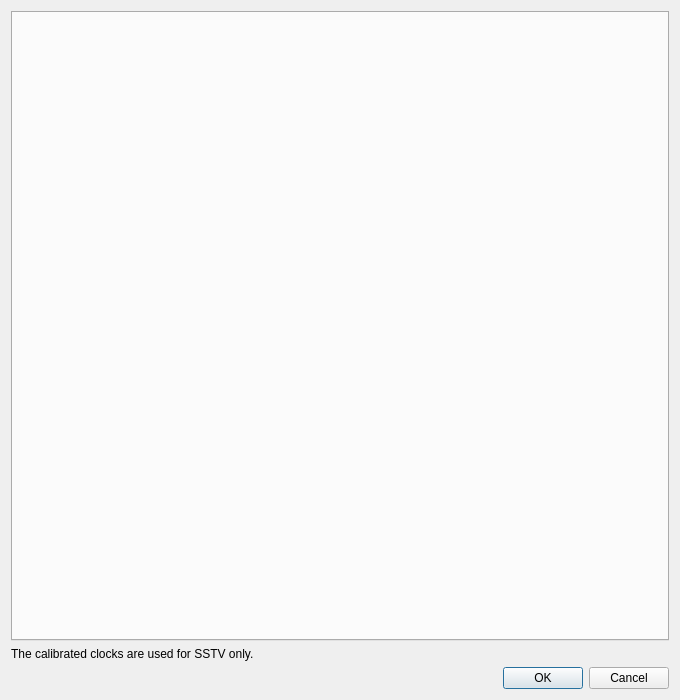
jbdubbs/QSSTV-Experimental, file src/sound/calibration.ui: the form before one commit.
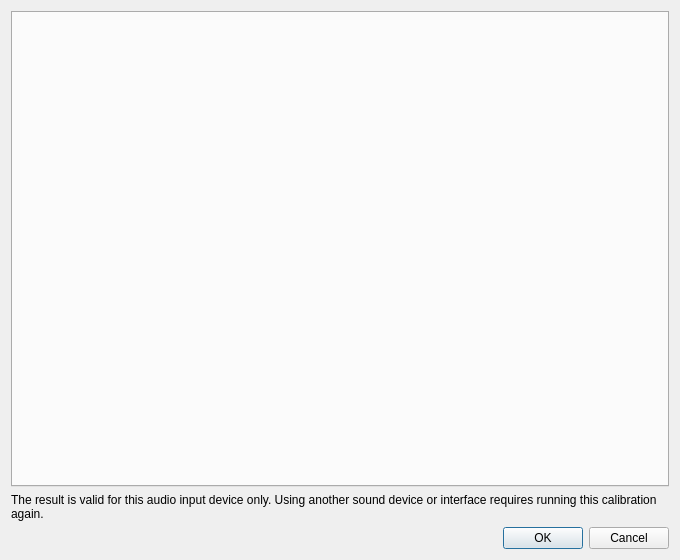
The form after the commit.

Commit message:
Calibrate: add Save button, clearer instructions (#45)
WWV and NTP tabs get a Save button next to Start that stops the run,
stores the result and closes the dialog (message if no valid result yet).
OK is hidden on those tabs; Cancel is now Close. Instruction text
shortened with run times, footer says the result is valid for this
audio input device only, dialog default height reduced for 720p screens.

Diff of the .ui file:
```diff
--- a/src/sound/calibration.ui
+++ b/src/sound/calibration.ui
@@ -7,7 +7,7 @@
     <x>0</x>
     <y>0</y>
     <width>680</width>
-    <height>700</height>
+    <height>560</height>
    </rect>
   </property>
   <property name="windowTitle">
@@ -23,8 +23,11 @@
    </item>
    <item>
     <widget class="QLabel" name="noteLabel">
+     <property name="wordWrap">
+      <bool>true</bool>
+     </property>
      <property name="text">
-      <string>The calibrated clocks are used for SSTV only.</string>
+      <string>The result is valid for this audio input device only. Using another sound device or interface requires running this calibration again.</string>
      </property>
     </widget>
    </item>
```
The commit also changes 7 other files.
